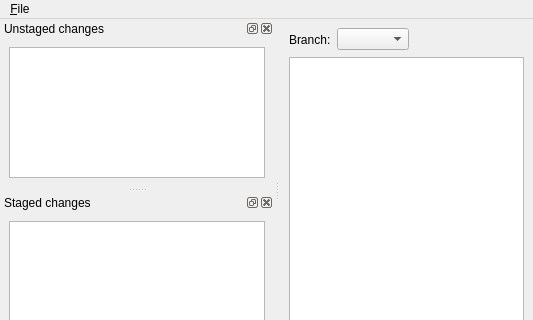
Old version of the form Kitten/ui_mainwindow.ui in the repository riyad/kitten-python; both pictures show x 0 to 533 and y 0 to 320 of the 533 by 596 pixel window.
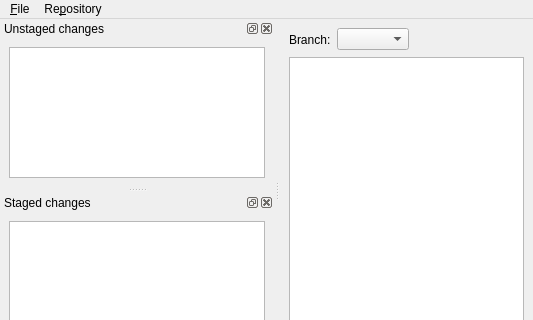
New version of the form. Custom widgets are drawn as their Qt base class.

Commit message: Some changed to the menu bar.

The edit to the form file:
```diff
--- a/Kitten/ui_mainwindow.ui
+++ b/Kitten/ui_mainwindow.ui
@@ -65,7 +65,15 @@
     <addaction name="action_OpenRepository"/>
     <addaction name="action_Quit"/>
    </widget>
+   <widget class="QMenu" name="menu_Repository">
+    <property name="title">
+     <string>Re&amp;pository</string>
+    </property>
+    <addaction name="action_OpenRepository"/>
+    <addaction name="action_ReloadRepository"/>
+   </widget>
    <addaction name="menuFile"/>
+   <addaction name="menu_Repository"/>
   </widget>
   <widget class="QDockWidget" name="unstagedFilesDockWidget">
    <property name="windowTitle">
```
Left out of the diff: 26 changed lines with no effect on the pictures. The commit also changes 1 other file.
